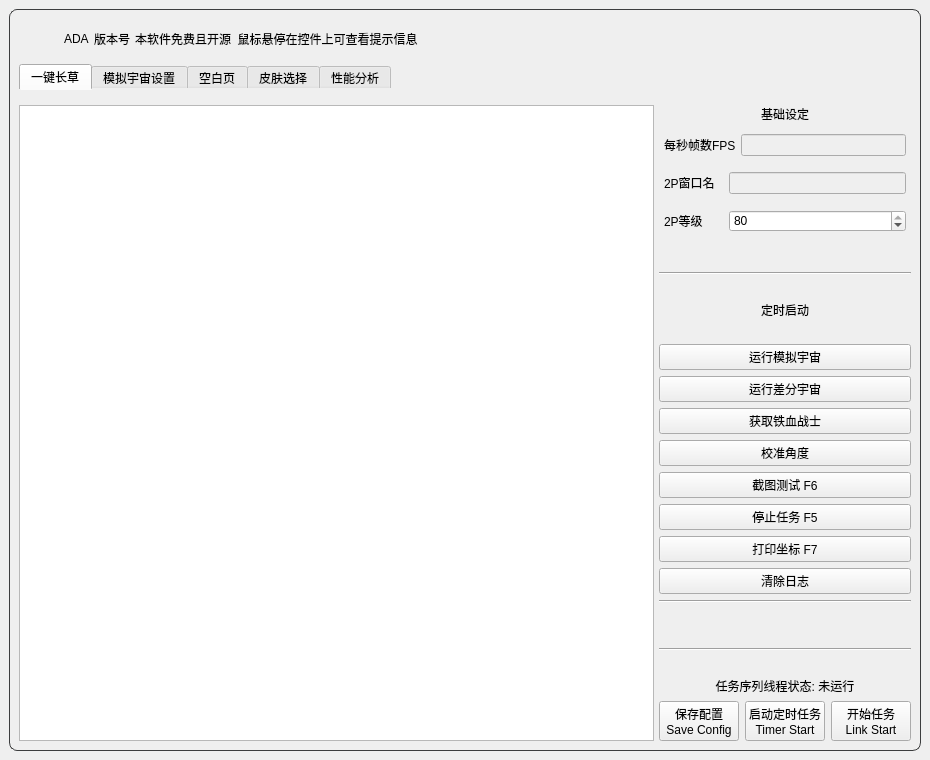
Illusory-moon/Simulated_Scepter, file ui/ADA.ui: the form before one commit.
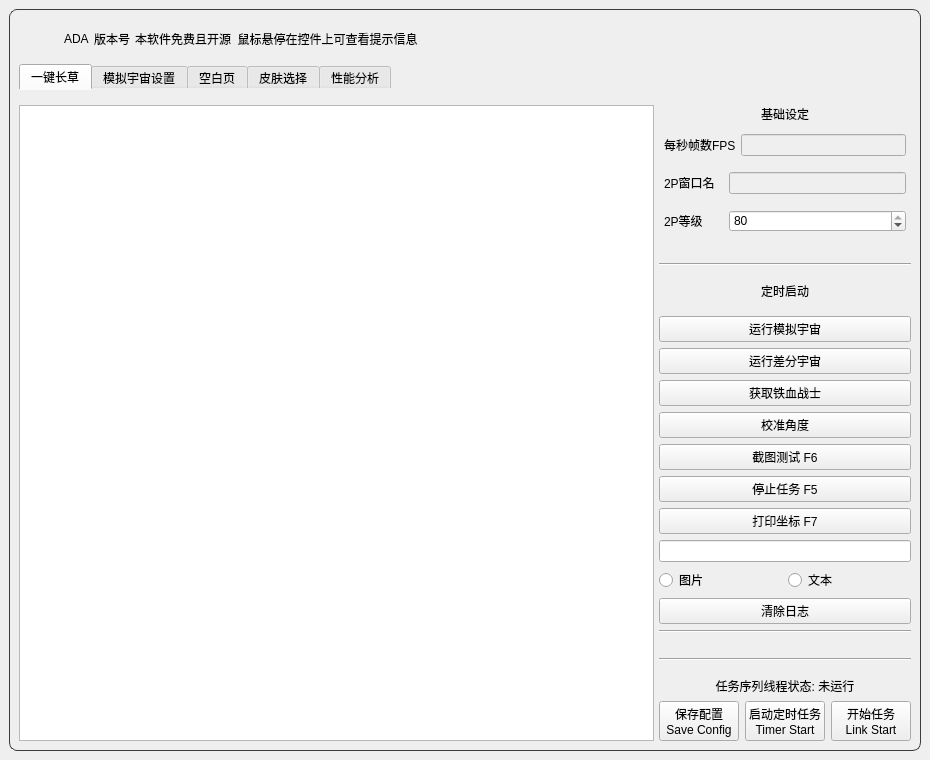
The form after the commit. Icons and pictures are not drawn.

```diff
--- a/ui/ADA.ui
+++ b/ui/ADA.ui
@@ -437,7 +437,7 @@
               </layout>
              </item>
              <item>
-              <layout class="QVBoxLayout" name="Lay_Tab1_Right" stretch="0,0,0,0,0,0,0,0,0,0,0,0,0,0,0,0,0,0,0,0,0,0,0,0,0,0">
+              <layout class="QVBoxLayout" name="Lay_Tab1_Right" stretch="0,0,0,0,0,0,0,0,0,0,0,0,0,0,0,0,0,0,0,0,0,0,0,0,0,0,0,0">
                <property name="spacing">
                 <number>6</number>
                </property>
@@ -901,6 +901,27 @@
                  </property>
                 </widget>
                </item>
+               <item>
+                <widget class="QLineEdit" name="PrintEdit"/>
+               </item>
+               <item>
+                <layout class="QHBoxLayout" name="horizontalLayout_15">
+                 <item>
+                  <widget class="QRadioButton" name="PrintPhoto">
+                   <property name="text">
+                    <string>图片</string>
+                   </property>
+                  </widget>
+                 </item>
+                 <item>
+                  <widget class="QRadioButton" name="PrintText">
+                   <property name="text">
+                    <string>文本</string>
+                   </property>
+                  </widget>
+                 </item>
+                </layout>
+               </item>
                <item>
                 <widget class="QPushButton" name="clear_logs_btn">
                  <property name="text">
```
